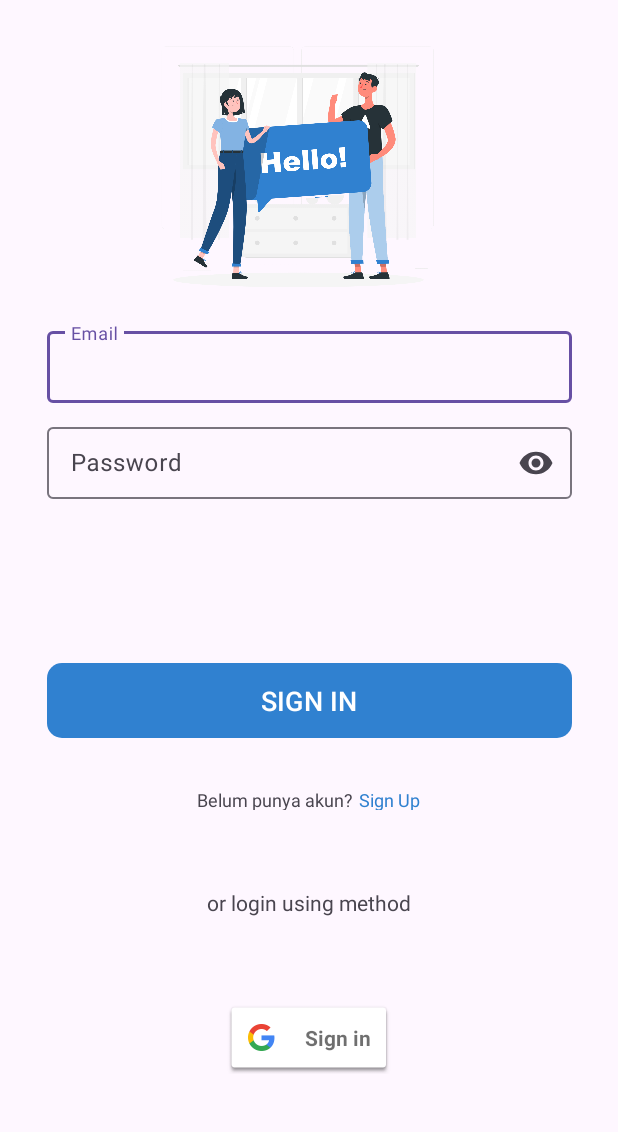
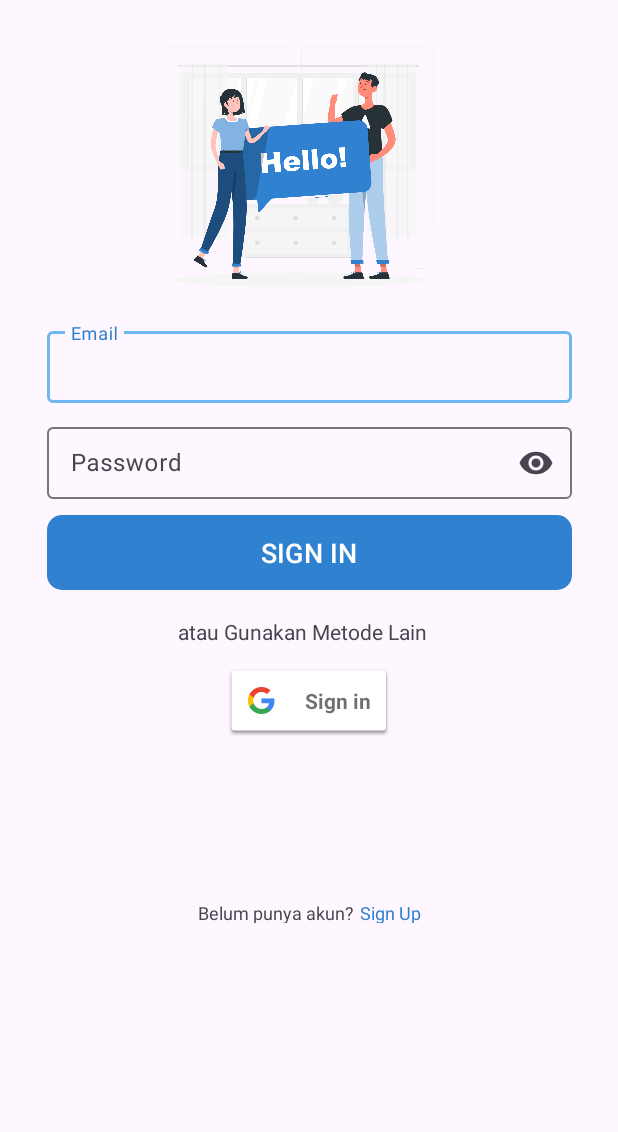
Before and after one commit to akmalfman/priority, an Android app: the SignInActivity screen opened directly, with no data from a screen before it, on a phone screen of 412 x 824 dp, the part 72-1204 px from its top. Run offline under Robolectric (Android 15) with nearby library versions, the phone set to English and light mode, and no system bars; our stand-ins replace Firebase (no records; nobody signed in at launch, a user with empty details on screens opened directly); Roboto replaces fonts that are not available here; 1 statement that could not run was skipped.

Commit message:
update logn

```diff
--- a/app/build.gradle.kts
+++ b/app/build.gradle.kts
@@ -57,6 +57,7 @@ dependencies {
     implementation("com.google.firebase:firebase-auth:22.3.0")
     implementation("com.google.firebase:firebase-firestore-ktx:25.1.1")
     implementation("com.google.firebase:firebase-database:21.0.0")
+    implementation("com.google.android.libraries.identity.googleid:googleid:1.1.1")
     testImplementation("junit:junit:4.13.2")
     androidTestImplementation("androidx.test.ext:junit:1.1.5")
     androidTestImplementation("androidx.test.espresso:espresso-core:3.5.1")
@@ -90,4 +91,9 @@ dependencies {
     implementation ("androidx.room:room-runtime:$room_version")
     kapt ("androidx.room:room-compiler:$room_version")
     implementation ("androidx.room:room-ktx:$room_version")
+
+    implementation("androidx.credentials:credentials:1.0.0-alpha02")
+    implementation("com.google.android.gms:play-services-auth:20.2.0")
+
+
 }
--- a/app/src/main/AndroidManifest.xml
+++ b/app/src/main/AndroidManifest.xml
@@ -37,7 +37,6 @@
             android:exported="true">
             <intent-filter>
                 <action android:name="android.intent.action.MAIN" />
-
                 <category android:name="android.intent.category.LAUNCHER" />
             </intent-filter>
         </activity>
--- a/app/src/main/java/com/example/priority/MainActivity.kt
+++ b/app/src/main/java/com/example/priority/MainActivity.kt
@@ -5,6 +5,7 @@ import android.os.Bundle
 import com.example.priority.databinding.ActivityMainBinding
 import androidx.fragment.app.Fragment
 import com.example.priority.utils.OnSmoothBottomBarItemSelectedListener
+import com.example.priority.view.calculator.CalculatorFragment
 import com.example.priority.view.main.DashboardFragment
 import com.example.priority.view.profile.ProfileFragment
 import com.example.priority.view.task.TaskFragment
@@ -23,7 +24,7 @@ class MainActivity : AppCompatActivity(), OnSmoothBottomBarItemSelectedListener
             when(it){
                 0 -> gantiFragment(DashboardFragment())
                 1 -> gantiFragment(TaskFragment())
-                2 -> gantiFragment(CalcFragment())
+                2 -> gantiFragment(CalculatorFragment())
                 3 -> gantiFragment(ProfileFragment())
             }
         }
--- a/app/src/main/res/layout/activity_sign_in.xml
+++ b/app/src/main/res/layout/activity_sign_in.xml
@@ -46,7 +46,9 @@
         app:hintEnabled="true"
         app:layout_constraintEnd_toEndOf="parent"
         app:layout_constraintStart_toStartOf="parent"
-        app:layout_constraintTop_toBottomOf="@+id/imgHallo">
+        app:layout_constraintTop_toBottomOf="@+id/imgHallo"
+        app:boxStrokeColor="@color/blue_ligth"
+        app:hintTextColor="@color/blue">
 
         <com.google.android.material.textfield.TextInputEditText
             android:layout_width="match_parent"
@@ -93,28 +95,26 @@
         android:layout_margin="8dp"
         android:layout_marginStart="8dp"
         android:layout_marginEnd="8dp"
-        android:layout_marginBottom="12dp"
         android:background="@drawable/btn_bg"
         android:text="@string/signin_short"
         android:textSize="18sp"
         app:backgroundTint="@color/btn_color_state"
-        app:layout_constraintBottom_toTopOf="@+id/linearLayout"
         app:layout_constraintEnd_toEndOf="parent"
-        app:layout_constraintHorizontal_bias="0.511"
         app:layout_constraintStart_toStartOf="parent"
-        app:layout_constraintTop_toBottomOf="@+id/etPassword"
-        app:layout_constraintVertical_bias="0.8" />
+        app:layout_constraintTop_toBottomOf="@+id/etPassword" />
 
     <LinearLayout
         android:id="@+id/linearLayout"
-        android:layout_width="411dp"
+        android:layout_width="211dp"
         android:layout_height="15dp"
-        android:layout_marginBottom="236dp"
+        android:layout_marginBottom="52dp"
         android:gravity="center"
         android:orientation="horizontal"
         app:layout_constraintBottom_toBottomOf="parent"
-        tools:ignore="MissingConstraints"
-        tools:layout_editor_absoluteX="0dp">
+        app:layout_constraintEnd_toEndOf="parent"
+        app:layout_constraintStart_toStartOf="parent"
+        app:layout_constraintTop_toBottomOf="@+id/signInButton"
+        tools:ignore="MissingConstraints">
 
         <TextView
             android:id="@+id/textView"
@@ -137,17 +137,18 @@
         android:id="@+id/tvUsingMethod"
         android:layout_width="wrap_content"
         android:layout_height="wrap_content"
-        android:layout_marginTop="52dp"
-        android:text="or login using method"
+        android:layout_marginTop="18dp"
+        android:text="atau Gunakan Metode Lain"
         app:layout_constraintEnd_toEndOf="parent"
+        app:layout_constraintHorizontal_bias="0.483"
         app:layout_constraintStart_toStartOf="parent"
-        app:layout_constraintTop_toBottomOf="@+id/linearLayout" />
+        app:layout_constraintTop_toBottomOf="@+id/btnSignIn" />
 
     <com.google.android.gms.common.SignInButton
         android:id="@+id/signInButton"
         android:layout_width="wrap_content"
         android:layout_height="wrap_content"
-        android:layout_marginTop="56dp"
+        android:layout_marginTop="12dp"
         app:layout_constraintEnd_toEndOf="parent"
         app:layout_constraintStart_toStartOf="parent"
         app:layout_constraintTop_toBottomOf="@+id/tvUsingMethod" />
```
Also changed, not shown: app/src/main/java/com/example/priority/view/login/SignInActivity.kt (+84 -0 lines), app/src/main/java/com/example/priority/view/main/DashboardFragment.kt (+14 -0 lines), app/src/main/res/layout/fragment_dashboard.xml (+8 -5 lines), app/src/main/res/drawable/google.png (deleted).
